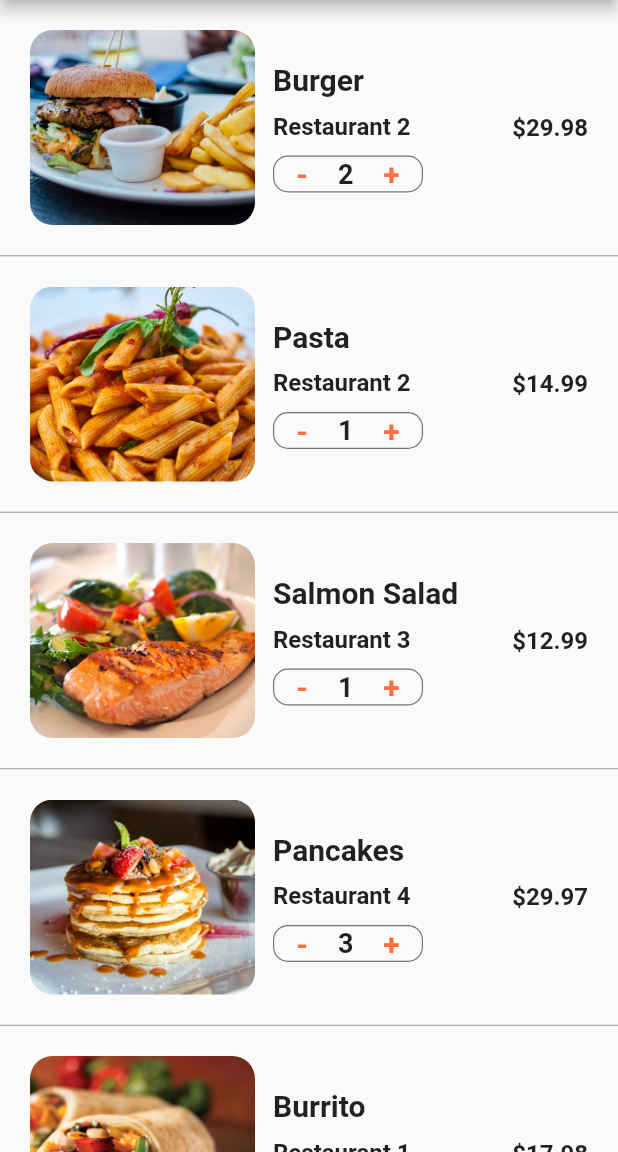
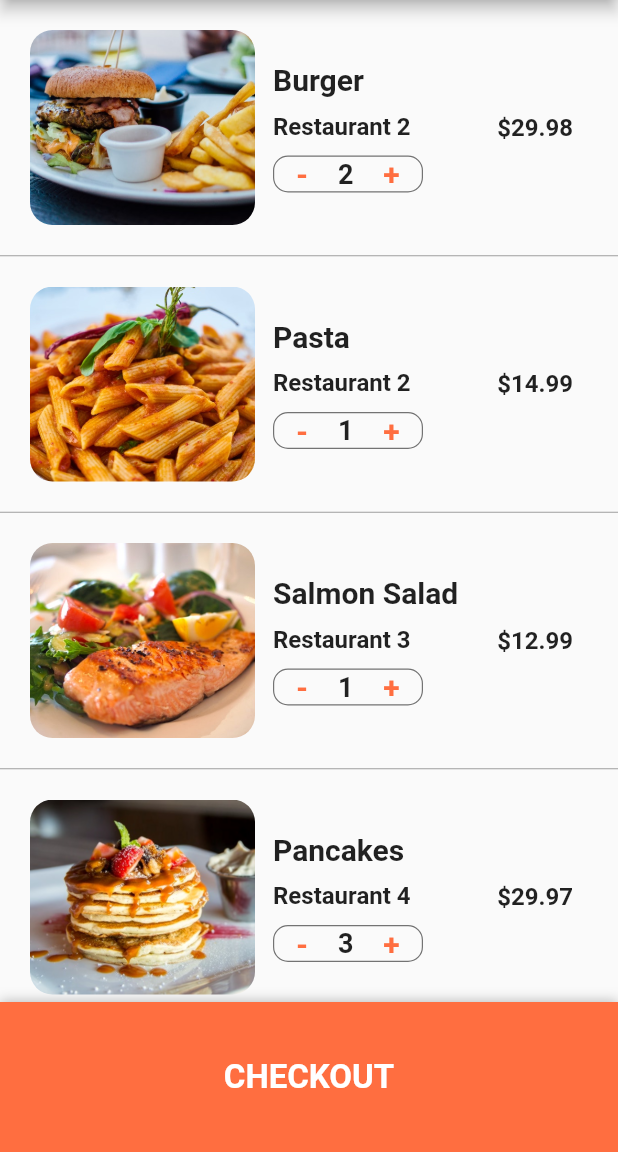
Before and after one commit to weilyuwang/FlutterUI-FoodOrderUI, a Flutter app: the CartScreen screen opened directly, on a phone screen of 412 x 824 dp, the part 84-1236 px from its top. Run offline on Flutter 3.47's test engine with Material 2 defaults, Android fonts, the phone set to English and light mode, and no system bars.

Commit message:
implement bottom sheet checkout button

```diff
--- a/lib/screens/cart_screen.dart
+++ b/lib/screens/cart_screen.dart
@@ -1,5 +1,6 @@
 import 'package:flutter/material.dart';
 
+import '../data/data.dart';
 import '../data/data.dart';
 import '../models/order.dart';
 
@@ -106,11 +107,14 @@ class _CartScreenState extends State<CartScreen> {
               ],
             ),
           ),
-          Text(
+          Container(
+            margin: EdgeInsets.all(10.0),
+            child: Text(
               '\$${order.quantity * order.food.price}',
               style: TextStyle(
                 fontSize: 16.0,
                 fontWeight: FontWeight.w600,
+              ),
             ),
           )
         ],
@@ -120,16 +124,71 @@ class _CartScreenState extends State<CartScreen> {
 
   @override
   Widget build(BuildContext context) {
+    double totalPrice = 0;
+    currentUser.cart.forEach(
+      (Order order) => totalPrice += order.quantity * order.food.price,
+    );
+
     return Scaffold(
       appBar: AppBar(
         title: Text('Cart (${currentUser.cart.length})'),
       ),
       body: ListView.separated(
-        itemCount: currentUser.cart.length,
+        itemCount: currentUser.cart.length + 1,
         itemBuilder: (BuildContext context, int index) {
+          if (index < currentUser.cart.length) {
             Order order = currentUser.cart[index];
-
             return _buildCartItem(order);
+          }
+          // total count and cost
+          return Padding(
+            padding: const EdgeInsets.all(20.0),
+            child: Column(
+              children: <Widget>[
+                Row(
+                  mainAxisAlignment: MainAxisAlignment.spaceBetween,
+                  children: <Widget>[
+                    Text(
+                      'Estimated Delivery Time',
+                      style: TextStyle(
+                        fontSize: 20.0,
+                        fontWeight: FontWeight.w600,
+                      ),
+                    ),
+                    Text(
+                      '25 min',
+                      style: TextStyle(
+                        fontSize: 20.0,
+                        fontWeight: FontWeight.w600,
+                      ),
+                    ),
+                  ],
+                ),
+                SizedBox(height: 10.0),
+                Row(
+                  mainAxisAlignment: MainAxisAlignment.spaceBetween,
+                  children: <Widget>[
+                    Text(
+                      'Total Cost:',
+                      style: TextStyle(
+                        fontSize: 20.0,
+                        fontWeight: FontWeight.w600,
+                      ),
+                    ),
+                    Text(
+                      '\$${totalPrice.toStringAsFixed(2)}',
+                      style: TextStyle(
+                        color: Colors.green[700],
+                        fontSize: 20.0,
+                        fontWeight: FontWeight.w600,
+                      ),
+                    ),
+                  ],
+                ),
+                SizedBox(height: 80.0),
+              ],
+            ),
+          );
         },
         separatorBuilder: (BuildContext context, int index) {
           return Divider(
@@ -138,6 +197,33 @@ class _CartScreenState extends State<CartScreen> {
           );
         },
       ),
+      bottomSheet: Container(
+        height: 100.0,
+        width: MediaQuery.of(context).size.width,
+        decoration: BoxDecoration(
+          color: Theme.of(context).primaryColor,
+          boxShadow: [
+            BoxShadow(
+              blurRadius: 6.0,
+              color: Colors.black26,
+              offset: Offset(0, -1),
+            ),
+          ],
+        ),
+        child: Center(
+          child: FlatButton(
+            child: Text(
+              'CHECKOUT',
+              style: TextStyle(
+                color: Colors.white,
+                fontSize: 22.0,
+                fontWeight: FontWeight.bold,
+              ),
+            ),
+            onPressed: () {},
+          ),
+        ),
+      ),
     );
   }
 }
```
Lines whose indentation alone changed are shown as unchanged.
